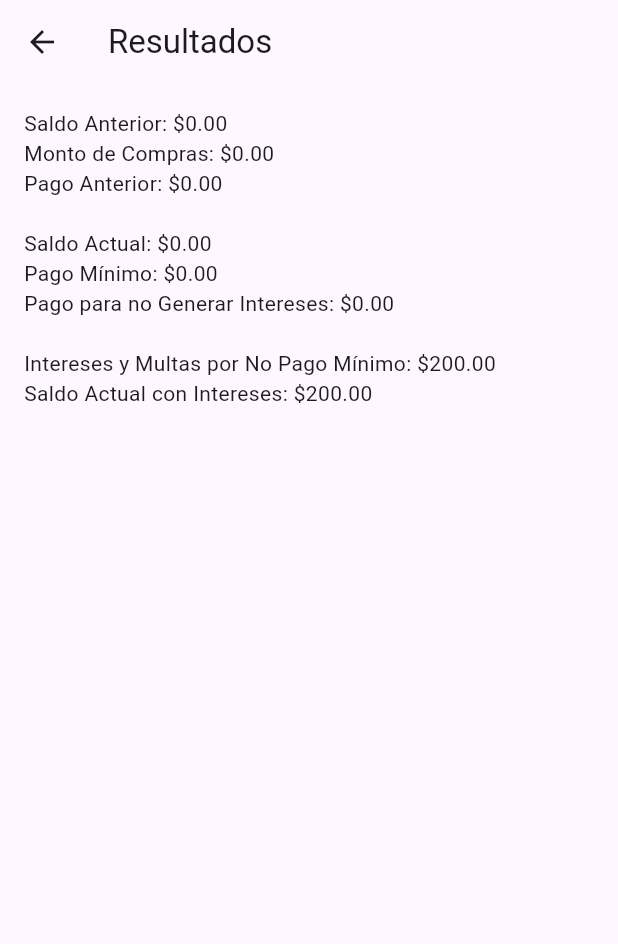
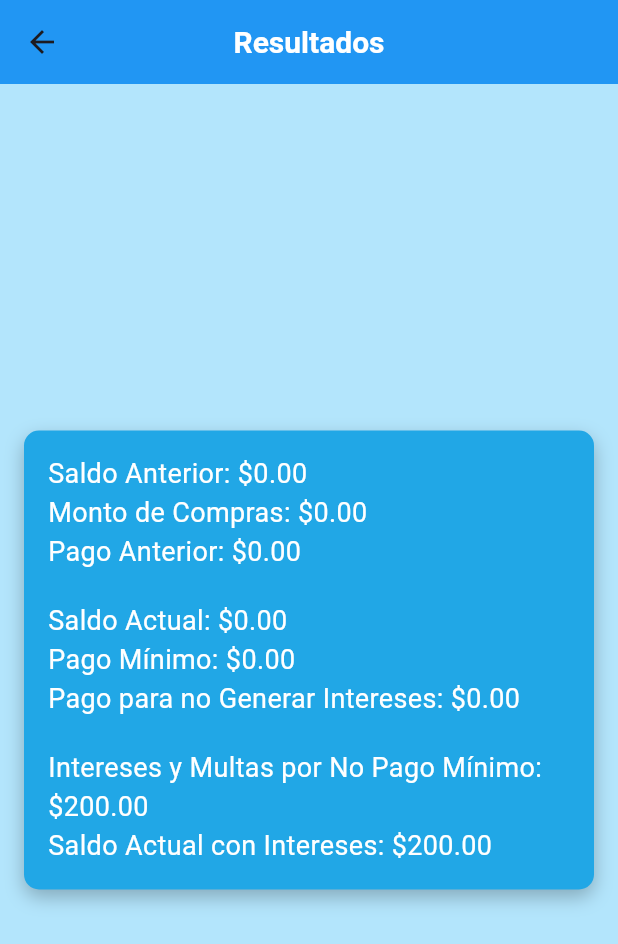
Before and after one commit to TelloCristian98/tarea-controles-basicos, a Flutter app: the VariablesScreen screen opened directly with empty values, on a phone screen of 412 x 824 dp. Shown: the top 944 px of the screen. Run offline on Flutter 3.47's test engine with Material 3 defaults, Android fonts, the phone set to English and light mode, and no system bars; Roboto replaces fonts that are missing (CustomFont).

Commit message:
decoration

```diff
--- a/lib/Layouts/HomeScreen.dart
+++ b/lib/Layouts/HomeScreen.dart
@@ -12,6 +12,13 @@ class HomeScreen extends StatelessWidget {
     return Scaffold(
       appBar: AppBar(
         title: Text('Banco Bandido de Peluche'),
+        backgroundColor: Colors.blue,
+          centerTitle: true,
+          titleTextStyle: const TextStyle(
+            fontFamily: 'CustomFont',
+            fontSize: 20,
+            fontWeight: FontWeight.bold,
+          ),
       ),
       body: Padding(
         padding: const EdgeInsets.all(16.0),
@@ -51,6 +58,10 @@ class HomeScreen extends StatelessWidget {
                 );
               },
               child: Text('Calcular'),
+               style: ElevatedButton.styleFrom(
+                  foregroundColor: Colors.white,
+                  backgroundColor: Colors.blue,
+                ),
             ),
           ],
         ),
--- a/lib/Layouts/VariableScreen.dart
+++ b/lib/Layouts/VariableScreen.dart
@@ -22,23 +22,58 @@ class VariablesScreen extends StatelessWidget {
     return Scaffold(
       appBar: AppBar(
         title: Text('Resultados'),
+        backgroundColor: Colors.blue,
+          centerTitle: true,
+          titleTextStyle: const TextStyle(
+            fontFamily: 'CustomFont',
+            fontSize: 20,
+            fontWeight: FontWeight.bold,
           ),
-      body: Padding(
+      ),
+    body: Container(
+        color: Colors.lightBlue[100], // Fondo de color celeste
+        child: Center(
+          child: Padding(
             padding: const EdgeInsets.all(16.0),
+            child: Container(
+              padding: const EdgeInsets.all(16.0),
+              decoration: BoxDecoration(
+                color: const Color.fromARGB(255, 33, 167, 230),
+                borderRadius: BorderRadius.circular(10.0),
+                boxShadow: [
+                  BoxShadow(
+                    color: Colors.black26,
+                    blurRadius: 10.0,
+                    offset: Offset(0, 5),
+                  ),
+                ],
+              ),
               child: Column(
                 crossAxisAlignment: CrossAxisAlignment.start,
+                mainAxisSize: MainAxisSize.min,
                 children: [
-            Text('Saldo Anterior: \$${saldoAnterior.toStringAsFixed(2)}'),
-            Text('Monto de Compras: \$${montoCompras.toStringAsFixed(2)}'),
-            Text('Pago Anterior: \$${pagoAnterior.toStringAsFixed(2)}'),
+                  Text('Saldo Anterior: \$${saldoAnterior.toStringAsFixed(2)}',
+                  style: TextStyle(color: Colors.white, fontSize: 18),),
+                  Text('Monto de Compras: \$${montoCompras.toStringAsFixed(2)}',
+                  style: TextStyle(color: Colors.white, fontSize: 18),),
+                  Text('Pago Anterior: \$${pagoAnterior.toStringAsFixed(2)}',
+                  style: TextStyle(color: Colors.white, fontSize: 18),),
                   SizedBox(height: 20),
-            Text('Saldo Actual: \$${saldoActual.toStringAsFixed(2)}'),
-            Text('Pago Mínimo: \$${pagoMinimo.toStringAsFixed(2)}'),
-            Text('Pago para no Generar Intereses: \$${pagoSinIntereses.toStringAsFixed(2)}'),
+                  Text('Saldo Actual: \$${saldoActual.toStringAsFixed(2)}',
+                  style: TextStyle(color: Colors.white, fontSize: 18),),
+                  Text('Pago Mínimo: \$${pagoMinimo.toStringAsFixed(2)}',
+                  style: TextStyle(color: Colors.white, fontSize: 18),),
+                  Text('Pago para no Generar Intereses: \$${pagoSinIntereses.toStringAsFixed(2)}',
+                  style: TextStyle(color: Colors.white, fontSize: 18),),
                   SizedBox(height: 20),
-            Text('Intereses y Multas por No Pago Mínimo: \$${intereses.toStringAsFixed(2)}'),
-            Text('Saldo Actual con Intereses: \$${saldoConIntereses.toStringAsFixed(2)}'),
+                  Text('Intereses y Multas por No Pago Mínimo: \$${intereses.toStringAsFixed(2)}',
+                  style: TextStyle(color: Colors.white, fontSize: 18),),
+                  Text('Saldo Actual con Intereses: \$${saldoConIntereses.toStringAsFixed(2)}',
+                  style: TextStyle(color: Colors.white, fontSize: 18),),
                 ],
+              ),
+            ),
+          ),
         ),
       ),
     );
```
Lines whose indentation alone changed are shown as unchanged.
